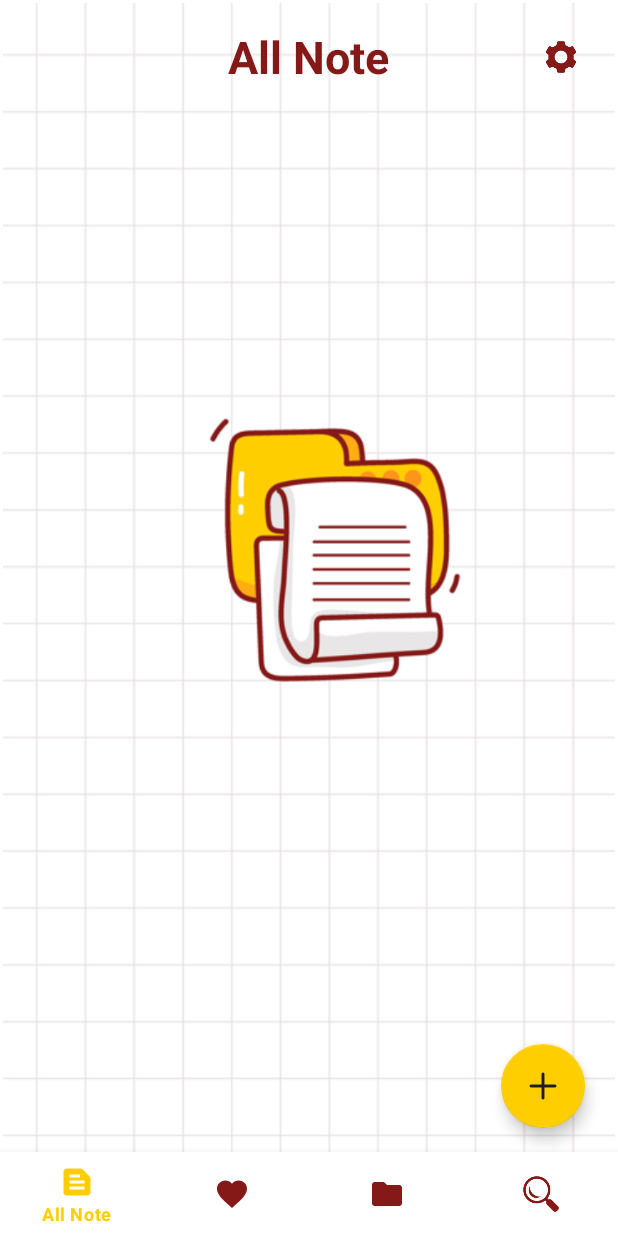
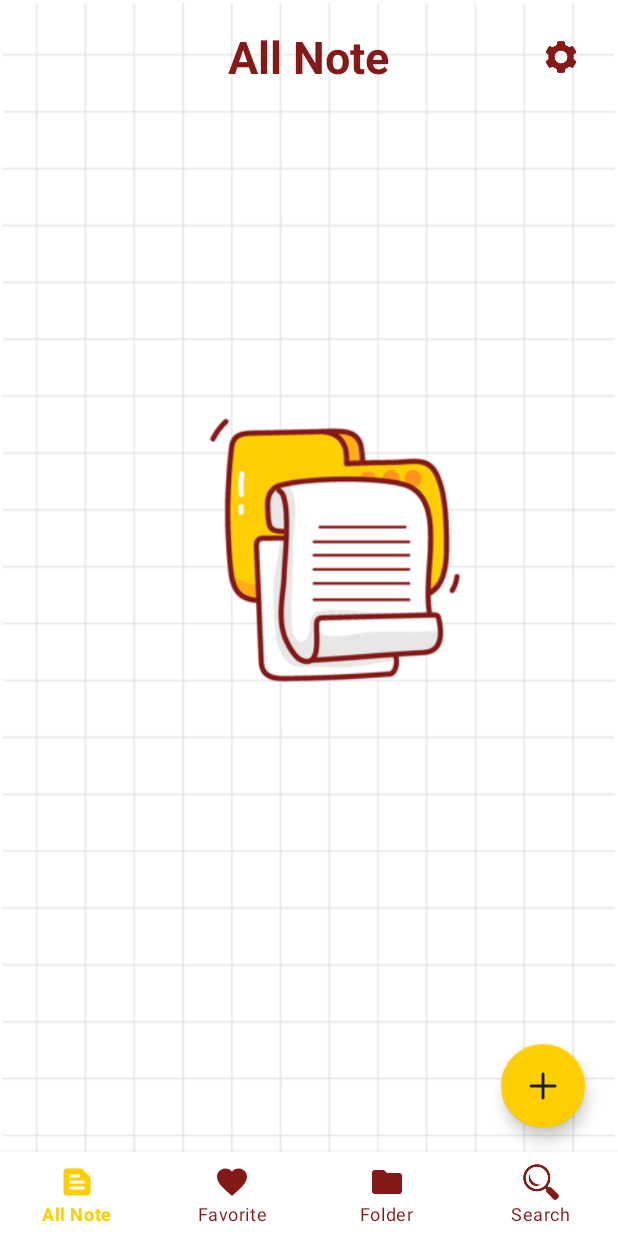
Before and after one commit to ngvtu/NoteApp, an Android app: the screen it shows after launch (MainActivity), on a phone screen of 412 x 824 dp. Run offline under Robolectric (Android 15) with nearby library versions, the phone set to English and light mode, and no system bars; our stand-ins replace Room's generated code; libraries missing offline, so code that uses them is left out: cn.pedant.

Commit message:
fix finish activit

```diff
--- a/app/src/main/java/vietmobi/net/noteapp/activity/AddNoteActivity.java
+++ b/app/src/main/java/vietmobi/net/noteapp/activity/AddNoteActivity.java
@@ -66,6 +66,7 @@ public class AddNoteActivity extends AppCompatActivity implements View.OnClickLi
             saveNoteToDB();
 //            hiddenKeyboard();
             startActivity(intent);
+            finish();
         }
     }
 
--- a/app/src/main/java/vietmobi/net/noteapp/activity/AddNoteFavoriteActivity.java
+++ b/app/src/main/java/vietmobi/net/noteapp/activity/AddNoteFavoriteActivity.java
@@ -65,6 +65,7 @@ public class AddNoteFavoriteActivity extends AppCompatActivity implements View.O
     @Override
     public void onClick(View view) {
         Intent intent = new Intent(AddNoteFavoriteActivity.this, MainActivity.class);
+        intent.setFlags(Intent.FLAG_ACTIVITY_CLEAR_TOP);
         switch (view.getId()) {
             case R.id.btnBack:
                 checkNoteToBack(intent);
@@ -85,6 +86,7 @@ public class AddNoteFavoriteActivity extends AppCompatActivity implements View.O
         } else {
             saveNoteToDB();
             startActivity(intent);
+            finishAndRemoveTask();
         }
     }
 
@@ -94,6 +96,7 @@ public class AddNoteFavoriteActivity extends AppCompatActivity implements View.O
         if (title.equals("") && content.equals("")) {
             hiddenKeyboard();
             startActivity(intent);
+            finishAndRemoveTask();
         } else {
             new SweetAlertDialog(AddNoteFavoriteActivity.this, SweetAlertDialog.WARNING_TYPE)
                     .setTitleText("Confirm")
@@ -110,6 +113,7 @@ public class AddNoteFavoriteActivity extends AppCompatActivity implements View.O
                             } else {
                                 saveNoteToDB();
                                 startActivity(intent);
+                                finishAndRemoveTask();
                                 sweetAlertDialog.dismissWithAnimation();
                                 hiddenKeyboard();
                             }
@@ -120,6 +124,7 @@ public class AddNoteFavoriteActivity extends AppCompatActivity implements View.O
                         public void onClick(SweetAlertDialog sweetAlertDialog) {
                             sweetAlertDialog.dismissWithAnimation();
                             startActivity(intent);
+                            finishAndRemoveTask();
                         }
                     })
                     .show();
--- a/app/src/main/java/vietmobi/net/noteapp/activity/MainActivity.java
+++ b/app/src/main/java/vietmobi/net/noteapp/activity/MainActivity.java
@@ -40,7 +40,6 @@ public class MainActivity extends AppCompatActivity implements View.OnClickListe
     Dialog dialog = new Dialog();
     Context context;
     TextView tvAuthentication;
-    NoteAdapter noteAdapter;
     List<Note> listNote;
     private boolean showed;
     private boolean doubleBackToExitPressedOnce = false;
--- a/app/src/main/java/vietmobi/net/noteapp/activity/UpdateNoteActivity.java
+++ b/app/src/main/java/vietmobi/net/noteapp/activity/UpdateNoteActivity.java
@@ -58,6 +58,8 @@ public class UpdateNoteActivity extends AppCompatActivity implements View.OnClic
     @Override
     public void onClick(View view) {
         Intent intent = new Intent(UpdateNoteActivity.this, MainActivity.class);
+        intent.setFlags(Intent.FLAG_ACTIVITY_CLEAR_TOP);
+
         switch (view.getId()) {
             case R.id.btnBack:
                 checkNoteToBack(intent);
@@ -77,6 +79,7 @@ public class UpdateNoteActivity extends AppCompatActivity implements View.OnClic
         } else {
             upDateNoteToDatabase();
             startActivity(intent);
+            finish();
         }
     }
 
@@ -85,6 +88,7 @@ public class UpdateNoteActivity extends AppCompatActivity implements View.OnClic
         content = edtContent.getText().toString();
         if ((title.equals("") && content.equals("")) || (title.equals(edtTitle.getText().toString()) && content.equals(edtContent.getText().toString()))) {
             startActivity(intent);
+            finish();
         } else {
             new SweetAlertDialog(UpdateNoteActivity.this, SweetAlertDialog.WARNING_TYPE)
                     .setTitleText("Xác nhận")
@@ -100,6 +104,7 @@ public class UpdateNoteActivity extends AppCompatActivity implements View.OnClic
                             } else {
                                 upDateNoteToDatabase();
                                 startActivity(intent);
+                                finish();
                                 sweetAlertDialog.dismissWithAnimation();
                             }
                         }
@@ -109,6 +114,7 @@ public class UpdateNoteActivity extends AppCompatActivity implements View.OnClic
                         public void onClick(SweetAlertDialog sweetAlertDialog) {
                             sweetAlertDialog.dismissWithAnimation();
                             startActivity(intent);
+                            finish();
 //                            hiddenKeyboard();
                         }
                     })
--- a/app/src/main/java/vietmobi/net/noteapp/adapter/NoteAdapter.java
+++ b/app/src/main/java/vietmobi/net/noteapp/adapter/NoteAdapter.java
@@ -464,9 +464,10 @@ public class NoteAdapter extends RecyclerView.Adapter<NoteAdapter.ViewHolder> {
         Bundle bundle = new Bundle();
         bundle.putSerializable("note", note);
         intent.putExtras(bundle);
+        intent.setFlags(Intent.FLAG_ACTIVITY_CLEAR_TOP);
 
         ((Activity) context).startActivityForResult(intent, MY_REQUEST_CODE);
-//        context.startActivity(intent);
+//        ((Activity) context).finishAndRemoveTask();
     }
 
     public void showDialogMoveToFolder() {
@@ -528,6 +529,7 @@ public class NoteAdapter extends RecyclerView.Adapter<NoteAdapter.ViewHolder> {
                     inputMethodManager.toggleSoftInput(InputMethodManager.RESULT_HIDDEN, 0);
                     Intent intent = new Intent(context, MainActivity.class);
                     context.startActivity(intent);
+                    ((Activity) context).finishAndRemoveTask();
                     dialog.dismiss();
                 } else {
                     textInputLayout.setError("Less than 20 and greater than 0 characters");
--- a/app/src/main/res/layout/activity_main.xml
+++ b/app/src/main/res/layout/activity_main.xml
@@ -43,6 +43,7 @@
         android:layout_alignParentTop="true">
 
         <com.google.android.material.bottomnavigation.BottomNavigationView
+            app:labelVisibilityMode="labeled"
             android:id="@+id/bottomNavigation"
             android:layout_width="match_parent"
             android:layout_height="wrap_content"
--- a/app/src/main/res/menu/menu_bottom_navigation.xml
+++ b/app/src/main/res/menu/menu_bottom_navigation.xml
@@ -3,20 +3,24 @@
     <item
         android:id="@+id/navigation_all_note"
         android:icon="@drawable/ic_document"
+        android:enabled="true"
         android:title="All Note" />
     <item
         android:id="@+id/navigation_favorite"
         android:icon="@drawable/ic_favorite"
+        android:enabled="true"
         android:title="Favorite" />
 
     <item
         android:id="@+id/navigation_folder"
         android:icon="@drawable/ic_folder"
+        android:enabled="true"
         android:title="Folder" />
 
     <item
         android:id="@+id/navigation_find"
         android:icon="@drawable/ic_search"
+        android:enabled="true"
         android:title="Search" />
 
 </menu>
```
